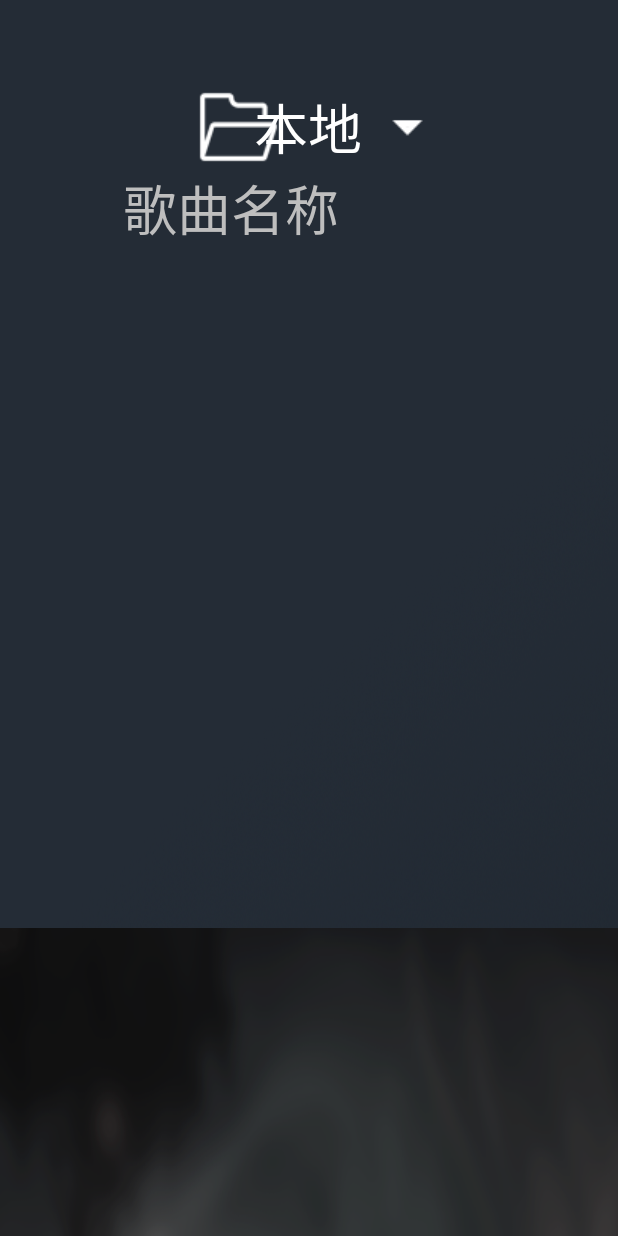
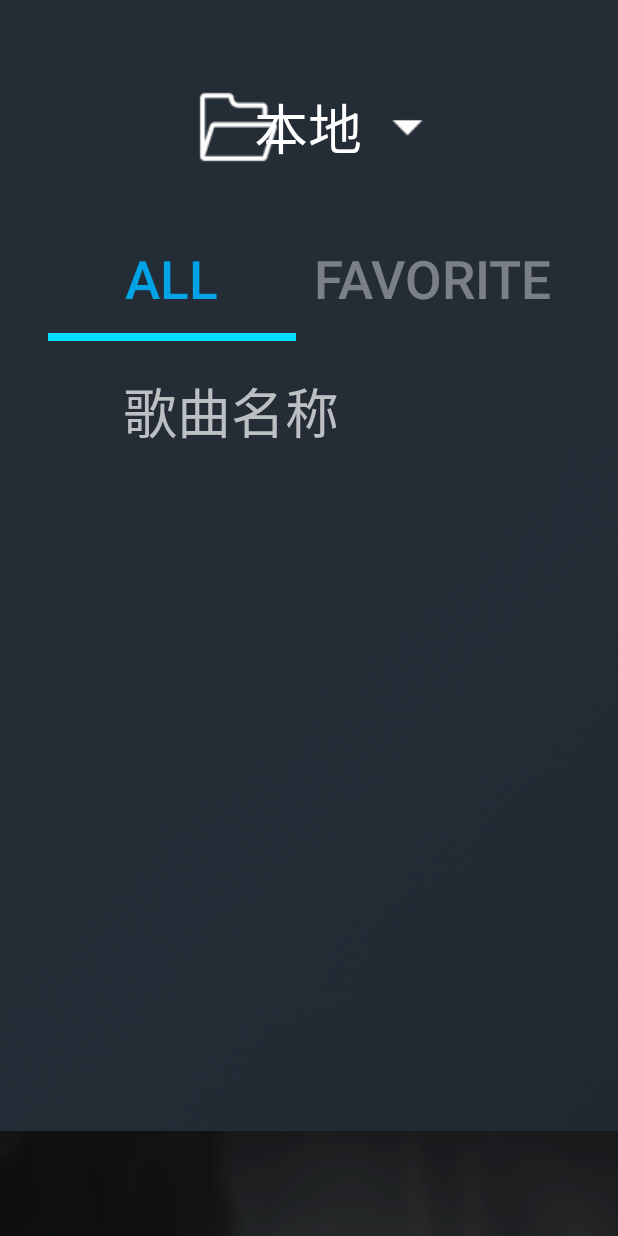
Before and after one commit to chengtao1993/ArchermindMusic, an Android app: the screen it shows after launch (MediaActivity), on a phone screen of 412 x 824 dp. Run offline under Robolectric (Android 15) with nearby library versions, the phone set to English and light mode, and no system bars; 2 statements that could not run were skipped.

Commit message:
add tablayout!

```diff
--- a/app/build.gradle
+++ b/app/build.gradle
@@ -24,4 +24,5 @@ dependencies {
     implementation 'com.android.support.constraint:constraint-layout:1.1.3'
     implementation files('libs/base.jar')
     implementation 'com.android.support:support-v4:28.0.0-rc02'
+    implementation 'com.android.support:design:28.0.0-alpha1'
 }
--- a/app/src/main/java/com/archermind/music/MusicFragment.java
+++ b/app/src/main/java/com/archermind/music/MusicFragment.java
@@ -18,10 +18,13 @@ import android.os.Bundle;
 import android.os.Handler;
 import android.os.IBinder;
 import android.os.Message;
+import android.support.design.widget.TabLayout;
 import android.support.v4.app.ActivityCompat;
 import android.support.v4.app.Fragment;
 import android.support.v4.app.FragmentTransaction;
 import android.support.v4.content.PermissionChecker;
+import android.support.v4.view.PagerAdapter;
+import android.support.v4.view.ViewPager;
 import android.util.Log;
 import android.view.Gravity;
 import android.view.LayoutInflater;
@@ -39,6 +42,7 @@ import android.widget.TextView;
 import android.widget.Toast;
 
 import com.archermind.music.adapter.MusicAdapter;
+import com.archermind.music.adapter.ViewPagerAdapter;
 import com.archermind.music.bean.MusicBean;
 import com.archermind.music.service.MusicService;
 import com.archermind.music.utils.ScanMusic;
@@ -46,6 +50,7 @@ import com.archermind.music.utils.ScanMusic;
 
 import java.text.SimpleDateFormat;
 import java.util.ArrayList;
+import java.util.List;
 
 
 public class MusicFragment extends Fragment implements View.OnClickListener,AdapterView.OnItemClickListener{
@@ -83,6 +88,12 @@ public class MusicFragment extends Fragment implements View.OnClickListener,Adap
     private ListView music_lv;
     public static MusicAdapter musicAdapter;
     public static ArrayList<MusicBean> fileInfo;
+    private ViewPager mViewPager;
+    private TabLayout mTabLayout;
+    private int[] layouts = new int[]{R.layout.play_list,R.layout.favorite_list};
+    public ArrayList<View> view_list = new ArrayList<>();
+    private View allListView;
+    private int[] tabName = new int[]{R.string.tab_all,R.string.tab_favorite};
 
 
     public MusicFragment() {
@@ -111,6 +122,10 @@ public class MusicFragment extends Fragment implements View.OnClickListener,Adap
     @Override
     public void onCreate(Bundle savedInstanceState) {
         super.onCreate(savedInstanceState);
+        for (int i = 0; i <layouts.length ; i++) {
+            View v = getLayoutInflater().inflate(layouts[i],null);
+            view_list.add(v);
+        }
         Log.i("ccc","oncreate"+getArguments());
         if (getArguments() != null) {
             mParam1 = getArguments().getString(ARG_PARAM1);
@@ -130,6 +145,13 @@ public class MusicFragment extends Fragment implements View.OnClickListener,Adap
                              Bundle savedInstanceState) {
         // Inflate the layout for this fragment
         view = inflater.inflate(R.layout.fragment_music, container, false);
+        allListView = inflater.inflate(R.layout.play_list, container, false);
+        mViewPager = view.findViewById(R.id.view_pager);
+        mViewPager.setAdapter(new ViewPagerAdapter(view_list,getContext()));
+        mTabLayout = view.findViewById(R.id.tab_layout);
+        mTabLayout.addTab(mTabLayout.newTab().setText("全部"),0,true);
+        mTabLayout.addTab(mTabLayout.newTab().setText("收藏"),0,false);
+        mTabLayout.setupWithViewPager(mViewPager,true);
         fileInfo = ScanMusic.getData(getActivity(),MediaActivity.current_source_path);
         data_source = view.findViewById(R.id.data_source);
         data_source.setText(MediaActivity.current_source_name);
@@ -458,7 +480,7 @@ public class MusicFragment extends Fragment implements View.OnClickListener,Adap
     }
 
     private void initView() {
-        music_lv =(ListView)view.findViewById(R.id.music_lv);
+        music_lv = allListView.findViewById(R.id.music_lv);
         musicAdapter = new MusicAdapter(getContext(), fileInfo);
         music_lv.setAdapter(musicAdapter);
         music_lv.setOnItemClickListener(this);
--- /dev/null
+++ b/app/src/main/java/com/archermind/music/adapter/ViewPagerAdapter.java
@@ -0,0 +1,54 @@
+package com.archermind.music.adapter;
+
+import android.content.Context;
+import android.support.annotation.Nullable;
+import android.support.v4.view.PagerAdapter;
+import android.util.Log;
+import android.view.View;
+import android.view.ViewGroup;
+
+
+import com.archermind.music.R;
+
+import java.util.ArrayList;
+
+
+public class ViewPagerAdapter extends PagerAdapter {
+    private ArrayList<View> views;
+    private Context mContext;
+    private int[] tabName = new int[]{R.string.tab_all,R.string.tab_favorite};
+
+    public ViewPagerAdapter(ArrayList<View> views,Context mContext){
+        this.views = views;
+        this.mContext = mContext;
+    }
+    @Override
+    public int getCount() {
+        Log.d("hct","views.size() = "+views.size());
+        return views.size();
+    }
+    @Override
+    public boolean isViewFromObject(View view, Object object) {
+        return view==object;
+    }
+
+    @Override
+    public Object instantiateItem(ViewGroup container, int position) {
+        Log.d("hct","position = "+position);
+        View v = views.get(position);
+        container.addView(v);
+        return v;
+    }
+
+    @Override
+    public void destroyItem(ViewGroup container, int position, Object object) {
+        View v = views.get(position);
+        container.removeView(v);
+    }
+
+    @Nullable
+    @Override
+    public CharSequence getPageTitle(int position) {
+       return mContext.getString(tabName[position]);
+    }
+}
--- /dev/null
+++ b/app/src/main/res/color/color.xml
@@ -0,0 +1,6 @@
+<?xml version="1.0" encoding="utf-8"?>
+<resources>
+    <color name="colorPrimary">#3F51B5</color>
+    <color name="colorPrimaryDark">#303F9F</color>
+    <color name="colorAccent">#FF4081</color>
+</resources>
--- /dev/null
+++ b/app/src/main/res/layout/favorite_list.xml
@@ -0,0 +1,16 @@
+<?xml version="1.0" encoding="utf-8"?>
+<LinearLayout xmlns:android="http://schemas.android.com/apk/res/android"
+    android:orientation="vertical" android:layout_width="match_parent"
+    android:layout_height="match_parent">
+
+
+
+
+    <TextView
+        android:layout_width="match_parent"
+        android:layout_height="match_parent"
+        android:gravity="center"
+        android:text="收藏列表"
+        android:textSize="45sp"/>
+
+</LinearLayout>
--- a/app/src/main/res/layout/fragment_music.xml
+++ b/app/src/main/res/layout/fragment_music.xml
@@ -52,6 +52,22 @@
             android:layout_height="wrap_content"
             android:weightSum="4">
 
+        </LinearLayout>
+
+        <android.support.design.widget.TabLayout
+            android:id="@+id/tab_layout"
+            android:layout_width="944dp"
+            android:layout_height="135dp"
+            style="@style/Home_TabLayout"
+            >
+
+
+        </android.support.design.widget.TabLayout>
+        <LinearLayout
+            android:layout_width="match_parent"
+            android:layout_height="wrap_content"
+            android:weightSum="4">
+
             <TextView
                 android:layout_marginLeft="82dp"
                 android:layout_width="wrap_content"
@@ -77,12 +93,12 @@
                 android:textSize="36sp" />
 
         </LinearLayout>
+        <android.support.v4.view.ViewPager
+            android:id="@+id/view_pager"
+            android:layout_width="match_parent"
+            android:layout_height="400dp">
+        </android.support.v4.view.ViewPager>
 
-
-           <ListView
-               android:id="@+id/music_lv"
-               android:layout_width="match_parent"
-               android:layout_height="400dp"></ListView>
 
 
 
--- /dev/null
+++ b/app/src/main/res/layout/play_list.xml
@@ -0,0 +1,19 @@
+<?xml version="1.0" encoding="utf-8"?>
+<LinearLayout xmlns:android="http://schemas.android.com/apk/res/android"
+    android:orientation="vertical" android:layout_width="match_parent"
+    android:layout_height="match_parent">
+
+
+    <ListView
+        android:id="@+id/music_lv"
+        android:layout_width="match_parent"
+        android:layout_height="400dp"
+        ></ListView>
+    <TextView
+        android:layout_width="match_parent"
+        android:layout_height="0dp"
+        android:layout_weight="1"
+        android:textSize="72sp"
+        android:text="全部列表"/>
+
+</LinearLayout>
--- a/app/src/main/res/values/strings.xml
+++ b/app/src/main/res/values/strings.xml
@@ -1,6 +1,6 @@
 <resources>
     <string name="app_name">Music</string>
-
-    <!-- TODO: Remove or change this placeholder text -->
-    <string name="hello_blank_fragment">Hello blank fragment</string>
+    <string name="hello_blank_fragment">Hello</string>
+    <string name="tab_all">All</string>
+    <string name="tab_favorite">Favorite</string>
 </resources>
--- a/app/src/main/res/values/styles.xml
+++ b/app/src/main/res/values/styles.xml
@@ -7,9 +7,31 @@
         <item name="colorAccent">@color/colorAccent</item>
     </style>
     -->
-    <style name="NoActionBar" parent="android:Theme">
+    <style name="NoActionBar" parent="Base.Theme.AppCompat">
         <item name="android:windowActionBar">false</item>
         <item name="android:windowNoTitle">true</item>
     </style>
+    <style name="Home_TabLayout" parent="Widget.Design.TabLayout">
+        <item name="tabMode">fixed</item>
+        <item name="tabMinWidth">165dp</item>
+        <item name="tabMaxWidth">200dp</item>
+        <item name="tabIndicatorColor">#00dfff</item>
+        <item name="tabIndicatorHeight">5dp</item>
+        <item name="tabBackground">?attr/selectableItemBackground</item>
+        <item name="android:background">#00000000</item>
+        <item name="android:paddingBottom">20dp</item>
+        <item name="tabPaddingTop">50dp</item>
+        <item name="tabPaddingBottom">25dp</item>
+        <item name="tabTextAppearance">@style/TabTextAppearance</item>
+        <item name="tabSelectedTextColor">#00a3e5</item>
+        <item name="tabTextColor">#66ffffff</item>
+    </style>
+
+    <style name="TabTextAppearance" parent="TextAppearance.Design.Tab">
+        <item name="android:textSize">35sp</item>
+        <item name="android:textColor">?android:textColorSecondary</item>
+        <item name="textAllCaps">true</item>
+    </style>
+
 
 </resources>
```
Also changed, not shown: app/src/main/java/com/archermind/music/MediaActivity.java (+0 -19 lines), 1 other file.
